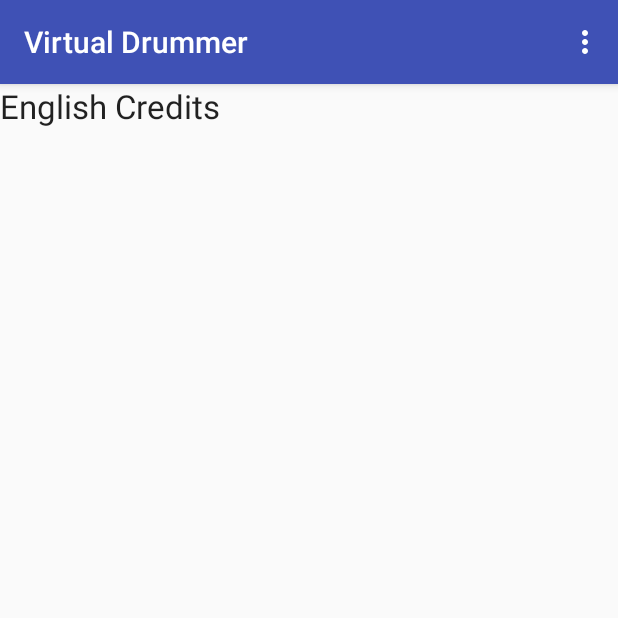
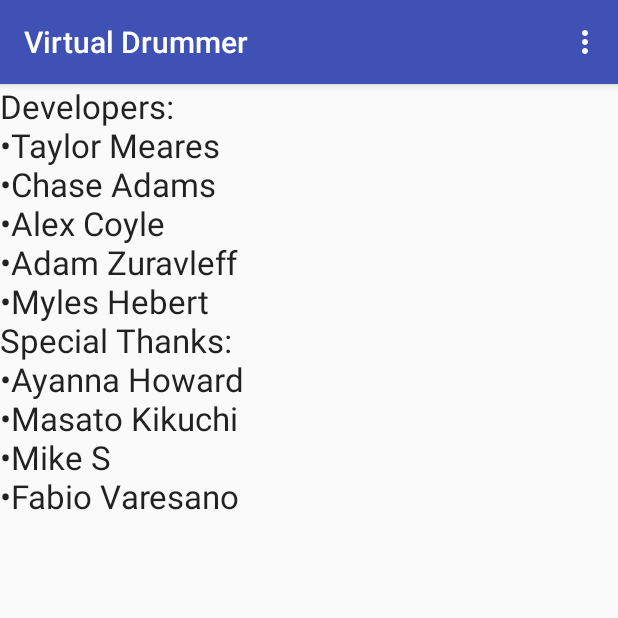
Before and after one commit to chaseadams509/Shared_VirtualDrummer, an Android app: the Credits screen opened directly, with no data from a screen before it, on a phone screen of 412 x 824 dp, the top half of it. Run offline under Robolectric (Android 15) with nearby library versions, the light colour scheme and no system bars.

Commit message:
Fixed the Credits Text.

```diff
--- a/app/src/main/res/values/strings.xml
+++ b/app/src/main/res/values/strings.xml
@@ -3,7 +3,7 @@
 
     <string name="action_settings">⚙ Settings</string>
     <string name="action_blue_tooth">▶ Play</string>
-    <string name="action_credits">Credits</string>
+    <string name="action_credits">© Credits</string>
     <string name="status_text">Status: -</string>
     <string name="on_text">Turn On</string>
     <string name="off_text">Turn Off</string>
@@ -12,7 +12,8 @@
     <string name="set_taiko">Taiko</string>
     <string name="set_lefthand">Left Handed</string>
     <string name="set_righthand">Right Handed</string>
-    <string name="credits_text">English Credits</string>
+    <string name="credits_text">Developers:\n•Taylor Meares\n•Chase Adams\n•Alex Coyle\n•Adam Zuravleff\n•Myles Hebert
+    \nSpecial Thanks:\n•Ayanna Howard\n•Masato Kikuchi\n•Mike S\n•Fabio Varesano</string>
     <!--
     <string name="drum_bass">Bass</string>
     <string name="drum_hihat">HiHat</string>
@@ -41,7 +42,7 @@
 
     <string name="action_settings_j">⚙ 設定</string>
     <string name="action_blue_tooth_j">▶ プレイ</string>
-    <string name="action_credits_j">Credits_J</string>
+    <string name="action_credits_j">© クレジット</string>
     <string name="on_text_j">スタート</string>
     <string name="off_text_j">オフ</string>
     <string name="list_paired_j">登録済みブルートゥース機器</string>
@@ -49,7 +50,8 @@
     <string name="set_taiko_j">和太鼓</string>
     <string name="set_lefthand_j">左利き</string>
     <string name="set_righthand_j">右利き</string>
-    <string name="credits_text_j">Japanese Credits</string>
+    <string name="credits_text_j">開発者:\n•Taylor Meares\n•Chase Adams\n•Alex Coyle\n•Adam Zuravleff\n•Myles Hebert
+    \ありがとうございました:\n•Ayanna Howard\n•菊池\n•Mike S\n•Fabio Varesano</string>
     <!--
     <string name="drum_bass_j">ベース</string>
     <string name="drum_hihat_j">ハイハット</string>
```
